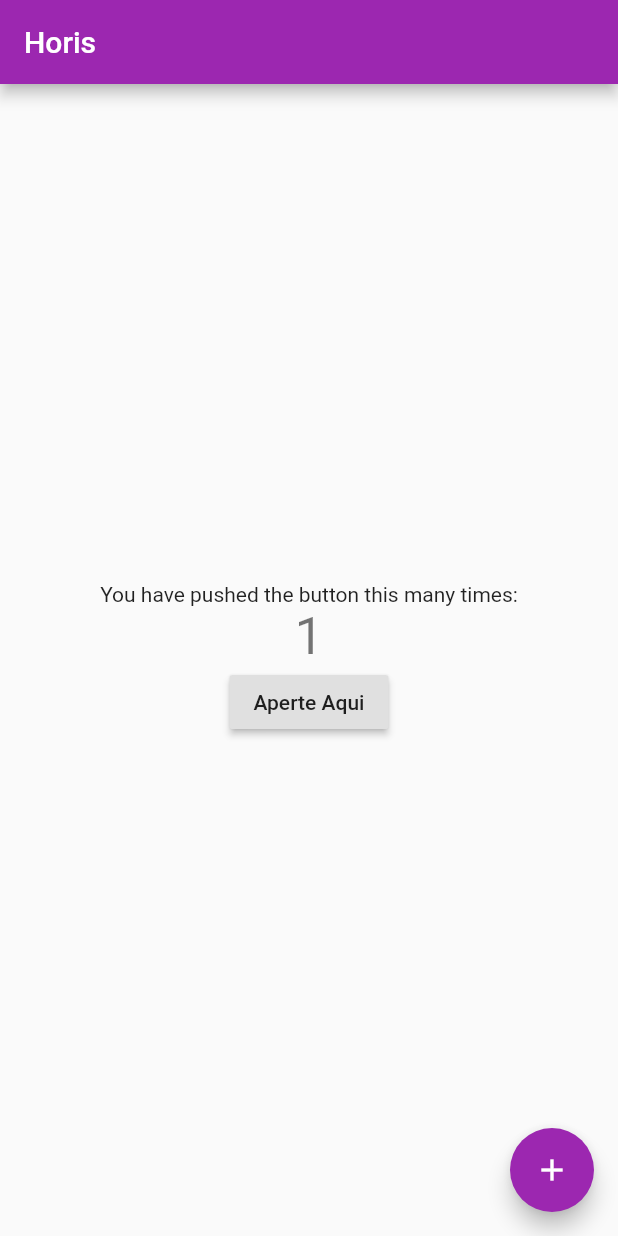
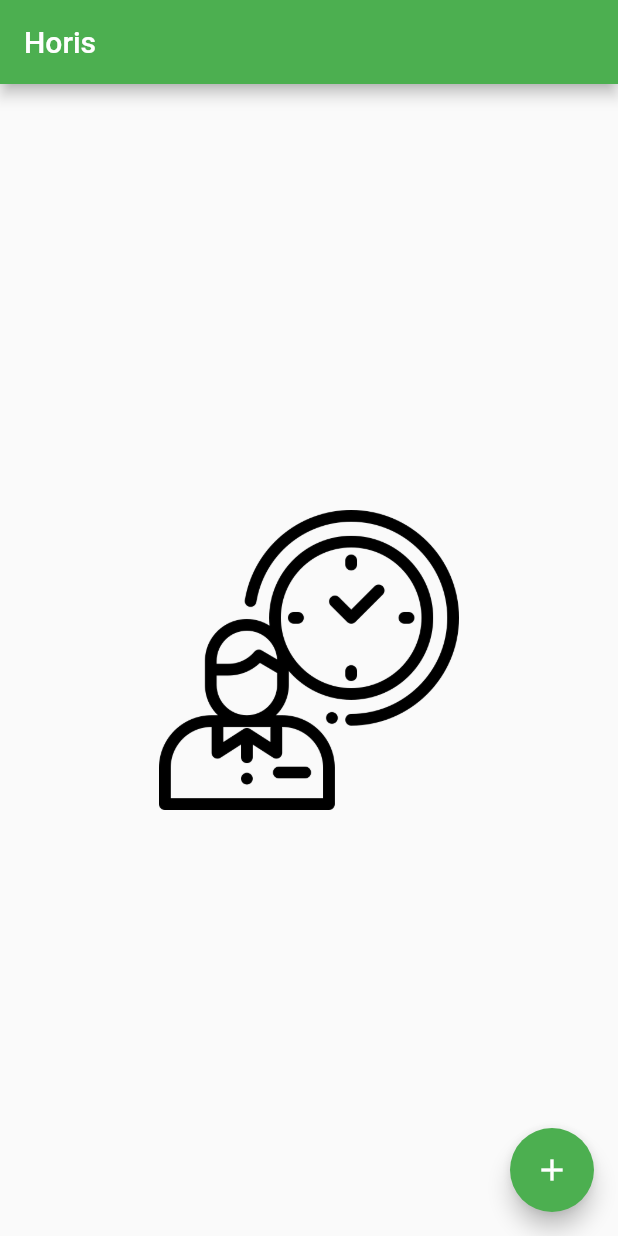
Before and after one commit to walkerrabelo/horis, a Flutter app: the screen it shows after launch, after a tap on the "add" icon, on a phone screen of 412 x 824 dp. Run offline on Flutter 3.47's test engine with Material 2 defaults, Android fonts, the phone set to English and light mode, and no system bars.

```diff
--- a/lib/main.dart
+++ b/lib/main.dart
@@ -7,9 +7,9 @@ class MyApp extends StatelessWidget {
   @override
   Widget build(BuildContext context) {
     return MaterialApp(
-      title: 'Flutter Demo',
+      title: 'Horis - Teacher Hour Management',
       theme: ThemeData(
-        primarySwatch: Colors.purple,
+       primarySwatch: Colors.green,
       ),
       home: MyHomePage(title: 'Horis'),
     );
@@ -26,13 +26,6 @@ class MyHomePage extends StatefulWidget {
 }
 
 class _MyHomePageState extends State<MyHomePage> {
-  int _counter = 0;
-
-  void _incrementCounter() {
-    setState(() {
-      _counter++;
-    });
-  }
 
   @override
   Widget build(BuildContext context) {
@@ -41,28 +34,15 @@ class _MyHomePageState extends State<MyHomePage> {
          title: Text(widget.title),
       ),
       body: Center(
-         child: Column(
-         mainAxisAlignment: MainAxisAlignment.center,
-          children: <Widget>[
-            Text(
-              'You have pushed the button this many times:',
-            ),
-            Text(
-              '$_counter',
-              style: Theme.of(context).textTheme.display1,
-            ),
-            SizedBox(
-              child: RaisedButton(
-                onPressed: (){},
-                child: Text ("Aperte Aqui")
-              )
-            )
-          ],
+         child:
+         Image.asset(
+           "assets/images/timer.png",
+           fit: BoxFit.fitWidth,
+           height: 200.0,)
         ),
-      ),
       floatingActionButton: FloatingActionButton(
-        onPressed: _incrementCounter,
-        tooltip: 'Increment',
+        onPressed: (){},
+        tooltip: 'Registrar Aula',
         child: Icon(Icons.add),
       ),
       );
--- /dev/null
+++ b/lib/models/classroom.dart
@@ -0,0 +1,4 @@
+class ClassRoom{
+
+
+}
--- a/pubspec.yaml
+++ b/pubspec.yaml
@@ -44,6 +44,8 @@ flutter:
   # assets:
   #  - images/a_dot_burr.jpeg
   #  - images/a_dot_ham.jpeg
+  assets:
+   - assets/images/timer.png
 
   # An image asset can refer to one or more resolution-specific "variants", see
   # https://flutter.io/assets-and-images/#resolution-aware.
```
Also changed, not shown: assets/images/timer.png (added), assets/images/timer.svg (added), lib/models/class_record.dart (added), lib/models/discipline.dart (added), lib/models/teacher.dart (added).
